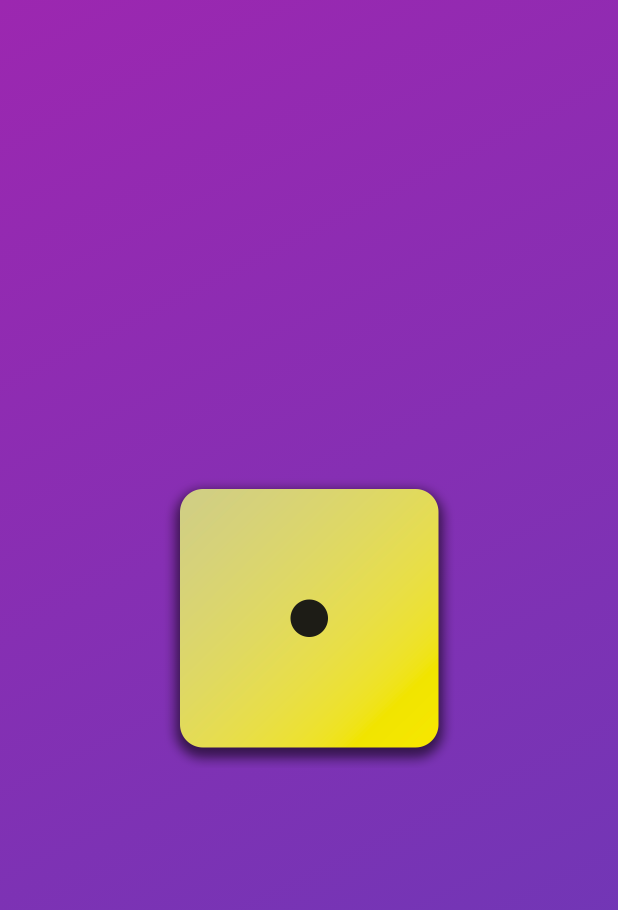
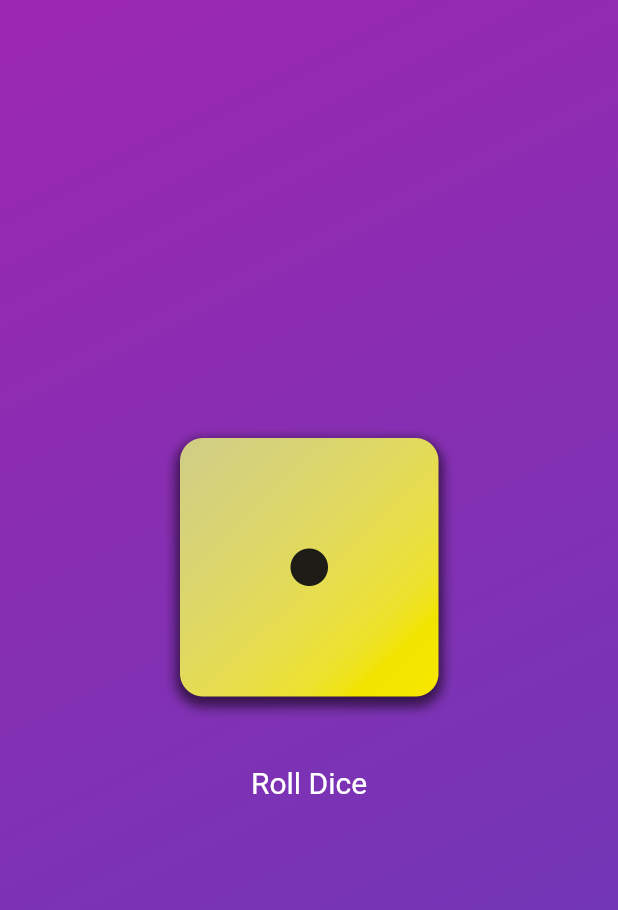
Before and after one commit to MikeDuran-git/roll_dice_app, a Flutter app: the screen it shows after launch, on a phone screen of 412 x 824 dp. Shown: the top 910 px of the screen. Run offline on Flutter 3.47's test engine with Material 3 defaults, Android fonts, the phone set to English and light mode, and no system bars.

Commit message:
added button roll_dice

```diff
--- a/lib/gradient_container.dart
+++ b/lib/gradient_container.dart
@@ -7,12 +7,17 @@ const  endAlignment = Alignment.bottomRight; //final is a keyword that is used t
 class GradientContainer extends StatelessWidget {
 //statelessWidget is a widget that doesn't change over time
 
-  const GradientContainer(this.colors,{super.key});
+  GradientContainer(this.colors,{super.key});
 
-  const GradientContainer.purple({super.key})
+  GradientContainer.purple({super.key})
   : colors = const [Colors.purple, Colors.deepPurple];
 
   final List<Color> colors;
+  var activeImage = 'assets/images/dice-1.png'; //this is a string variable that holds the path to the image 'dice-1.png
+  void rollDice(){
+    activeImage = 'assets/images/dice-2.png'; //this changes the image to 'dice-2.png'
+    print('Changing image');
+  }
 
   @override
   Widget build(context) {
@@ -28,7 +33,22 @@ class GradientContainer extends StatelessWidget {
             )
         ),
           child: Center(
-            child: Image.asset('assets/images/dice-1.png',width:200,height:200,)
+            child: Column(
+              mainAxisSize: MainAxisSize.min,
+              children: [
+                Image.asset(activeImage,width:200,height:200,),
+                const SizedBox(height: 20),
+                TextButton(
+                  onPressed: rollDice,
+                  style: TextButton.styleFrom(
+                    //padding: const EdgeInsets.only(top: 20),
+                    foregroundColor: Colors.white,
+                    textStyle: const TextStyle(fontSize: 20)
+                  ),
+                  child: const Text('Roll Dice')
+                ),
+              ]
+            )
           )
         );
   }
--- a/lib/main.dart
+++ b/lib/main.dart
@@ -6,7 +6,7 @@ import 'package:roll_dice_app/gradient_container.dart';
 
 void main() {
 
- const List<Color> colors = [Colors.green, Colors.red];
+ //const List<Color> colors = [Colors.green, Colors.red];
 
   //this is the body of the main function, it's a widget tree
   runApp(
```
